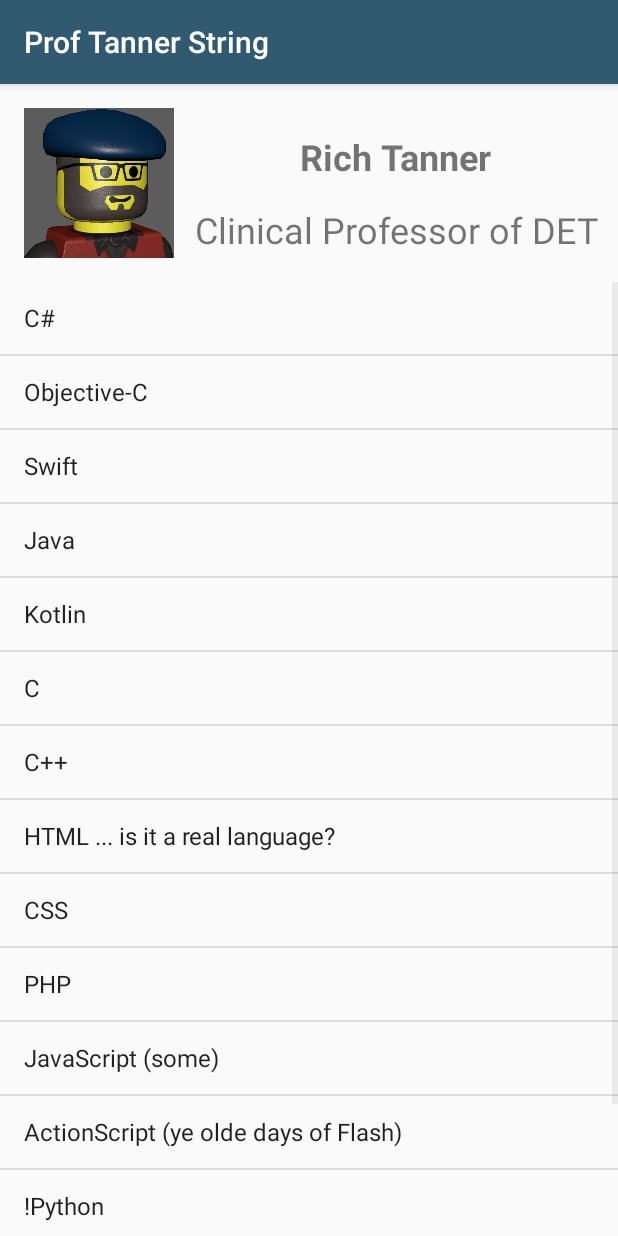
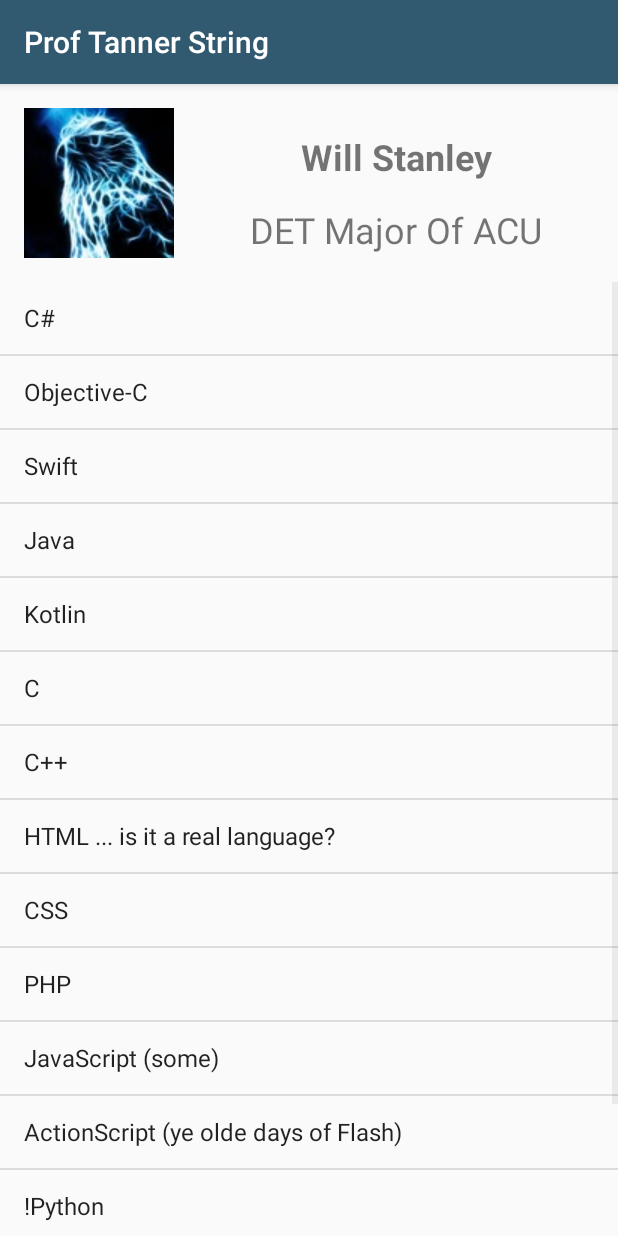
Before and after one commit to richtanner/StudentList2020, an Android app: the ProfTannerActivity screen opened directly, with no data from a screen before it, on a phone screen of 412 x 824 dp. Run offline under Robolectric (Android 15) with nearby library versions, the phone set to English and light mode, and no system bars.

Commit message:
Updated Profile Imagery and Details

```diff
--- a/app/src/main/java/com/cs315/studentlist2020/ItemListActivity.java
+++ b/app/src/main/java/com/cs315/studentlist2020/ItemListActivity.java
@@ -14,7 +14,7 @@ import android.widget.Toast;
 public class ItemListActivity extends AppCompatActivity implements AdapterView.OnItemClickListener {
 
     ListView simpleList;
-
+    //Just another comment here
     // Array of strings...
     String peopleList[] = {
             "Fisher Coburn",
--- a/app/src/main/res/layout/activity_prof_tanner.xml
+++ b/app/src/main/res/layout/activity_prof_tanner.xml
@@ -12,10 +12,10 @@
         android:layout_height="100dp"
         android:layout_marginStart="16dp"
         android:layout_marginTop="16dp"
-        android:contentDescription="@string/rwt_name"
+        android:contentDescription="@string/whs_name"
         app:layout_constraintStart_toStartOf="parent"
         app:layout_constraintTop_toTopOf="parent"
-        app:srcCompat="@drawable/legoprof" />
+        app:srcCompat="@drawable/tstzehat_400x400" />
 
     <TextView
         android:id="@+id/textView3"
@@ -24,7 +24,7 @@
         android:layout_marginStart="16dp"
         android:layout_marginTop="32dp"
         android:layout_marginEnd="16dp"
-        android:text="@string/rwt_name"
+        android:text="@string/whs_name"
         android:textAlignment="viewStart"
         android:textSize="24sp"
         android:textStyle="bold"
@@ -39,7 +39,7 @@
         android:layout_marginStart="16dp"
         android:layout_marginTop="16dp"
         android:layout_marginEnd="16dp"
-        android:text="@string/rwt_title"
+        android:text="@string/whs_title"
         android:textAlignment="viewStart"
         android:textSize="24sp"
         app:layout_constraintEnd_toEndOf="parent"
--- a/app/src/main/res/values/strings.xml
+++ b/app/src/main/res/values/strings.xml
@@ -1,6 +1,6 @@
 <resources>
     <string name="app_name">CS315 Student List 2020</string>
     <string name="title_tanner_detail">Prof Tanner String</string>
-    <string name="rwt_name">Rich Tanner</string>
-    <string name="rwt_title">Clinical Professor of DET</string>
+    <string name="whs_name">Will Stanley</string>
+    <string name="whs_title">DET Major Of ACU</string>
 </resources>
```
Also changed, not shown: app/src/main/res/drawable/thumb_1920_635014.png (added), app/src/main/res/drawable/tstzehat_400x400.jpg (added).
